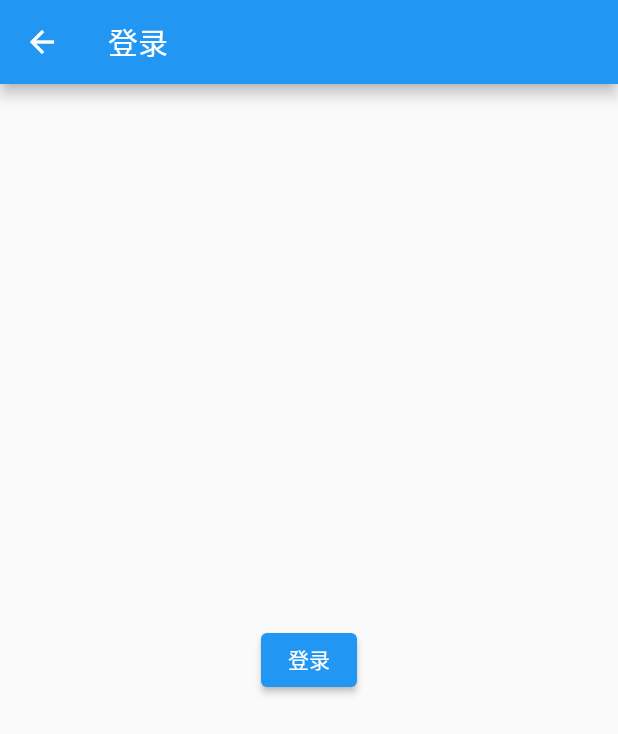
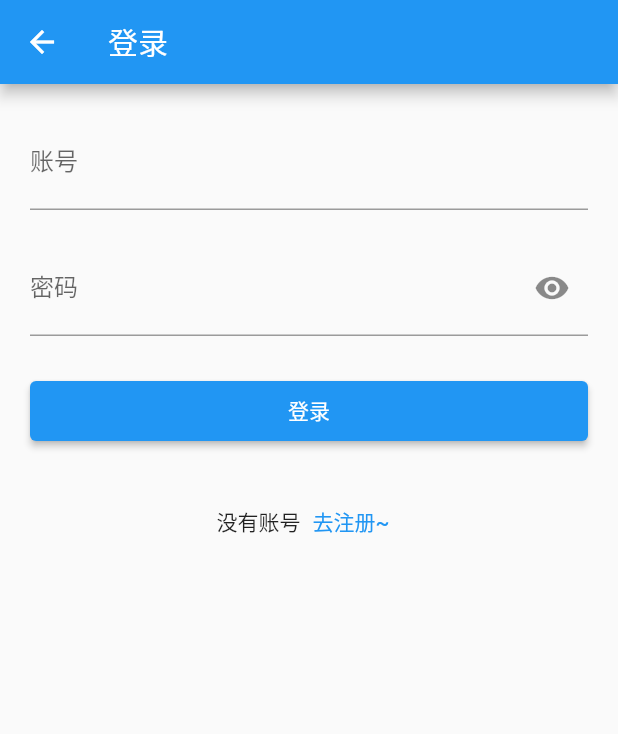
Before and after one commit to liuxing1992/mygoodhouse, a Flutter app: the screen it shows after launch, after a tap on "点击登录", on a phone screen of 412 x 824 dp. Shown: the top 734 px of the screen. Run offline on Flutter 3.47's test engine with Material 2 defaults, Android fonts, the phone set to English and light mode, and no system bars; our stand-ins replace fluro.

Commit message:
登录注册ui

```diff
--- a/lib/login.dart
+++ b/lib/login.dart
@@ -1,5 +1,6 @@
 import 'package:flutter/material.dart';
 import 'package:mygoodhouse/application.dart';
+import 'package:mygoodhouse/routes.dart';
 
 class Login extends StatefulWidget {
   const Login({Key? key}) : super(key: key);
@@ -9,18 +10,63 @@ class Login extends StatefulWidget {
 }
 
 class _LoginState extends State<Login> {
+  bool showPassword = false;
+
   @override
   Widget build(BuildContext context) {
     return Scaffold(
       appBar: AppBar(
         title: const Text("登录"),
       ),
-      body: Center(
-        child: ElevatedButton(
-          child: const Text('登录'),
-          onPressed: () {
-            Application.router.pop(context);
-          },
+      body: SafeArea(
+        minimum: EdgeInsets.all(20),
+        child: Column(
+          children: [
+            const TextField(
+              decoration: InputDecoration(
+                  labelText: "账号",
+                  hintText: '请输入账号',
+                  hintStyle: TextStyle(color: Colors.grey)),
+            ),
+            const SizedBox(
+              height: 20,
+            ),
+            TextField(
+              obscureText: !showPassword,
+              decoration: InputDecoration(
+                  labelText: "密码",
+                  hintText: '请输入密码',
+                  suffixIcon: IconButton(
+                    icon: Icon(
+                        showPassword ? Icons.visibility_off : Icons.visibility),
+                    onPressed: () {
+                      setState(() {
+                        showPassword = !showPassword;
+                      });
+                    },
+                  )),
+            ),
+            SizedBox(
+              height: 30,
+            ),
+            Container(
+                width: double.infinity,
+                height: 40.0,
+                child: ElevatedButton(onPressed: () {}, child: Text('登录'))
+            ),
+            SizedBox(height: 30,),
+            Row(
+              mainAxisAlignment: MainAxisAlignment.center,
+              children: <Widget>[
+                Text('没有账号' ),
+                TextButton(onPressed: (){
+                  Application.router.navigateTo(context, Routes.register ,
+                      replace: true);
+                }, child: Text('去注册~'),
+                )
+              ],
+            )
+          ],
         ),
       ),
     );
--- a/lib/routes.dart
+++ b/lib/routes.dart
@@ -3,6 +3,7 @@ import 'package:flutter/material.dart';
 import 'package:mygoodhouse/index.dart';
 import 'package:mygoodhouse/login.dart';
 import 'package:mygoodhouse/not_found_page.dart';
+import 'package:mygoodhouse/register.dart';
 
 class Routes {
   //定义路由名称
@@ -23,6 +24,11 @@ class Routes {
     return const Login();
   });
 
+  static final Handler _registerHandler = Handler(
+      handlerFunc: (BuildContext? context, Map<String, List<String>> params) {
+    return const Register();
+  });
+
   static final Handler _roomDetailHandler = Handler(
       handlerFunc: (BuildContext? context, Map<String, List<String>> params) {
     return const Login();
@@ -37,6 +43,7 @@ class Routes {
   static void configureRoutes(FluroRouter router) {
     router.define(home, handler: _homeHandler);
     router.define(login, handler: _loginHandler);
+    router.define(register, handler: _registerHandler);
     router.define(roomDetail, handler: _roomDetailHandler);
     router.notFoundHandler = _notFoundHandler;
   }
```
Also changed, not shown: lib/register.dart (added, +79 -0 lines), pubspec.lock.
